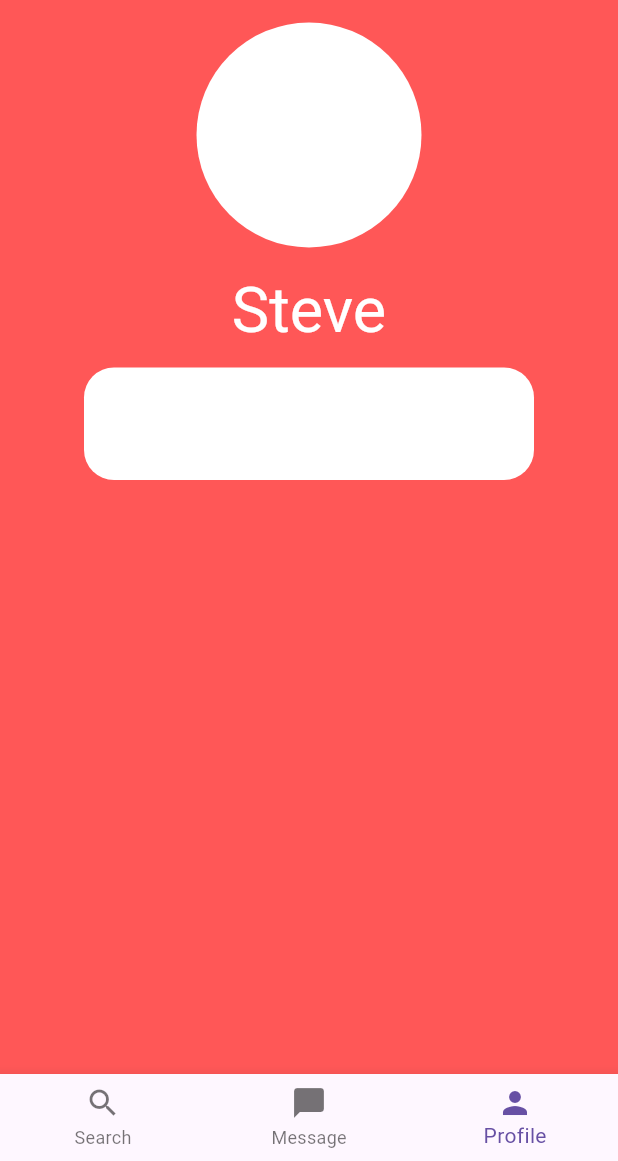
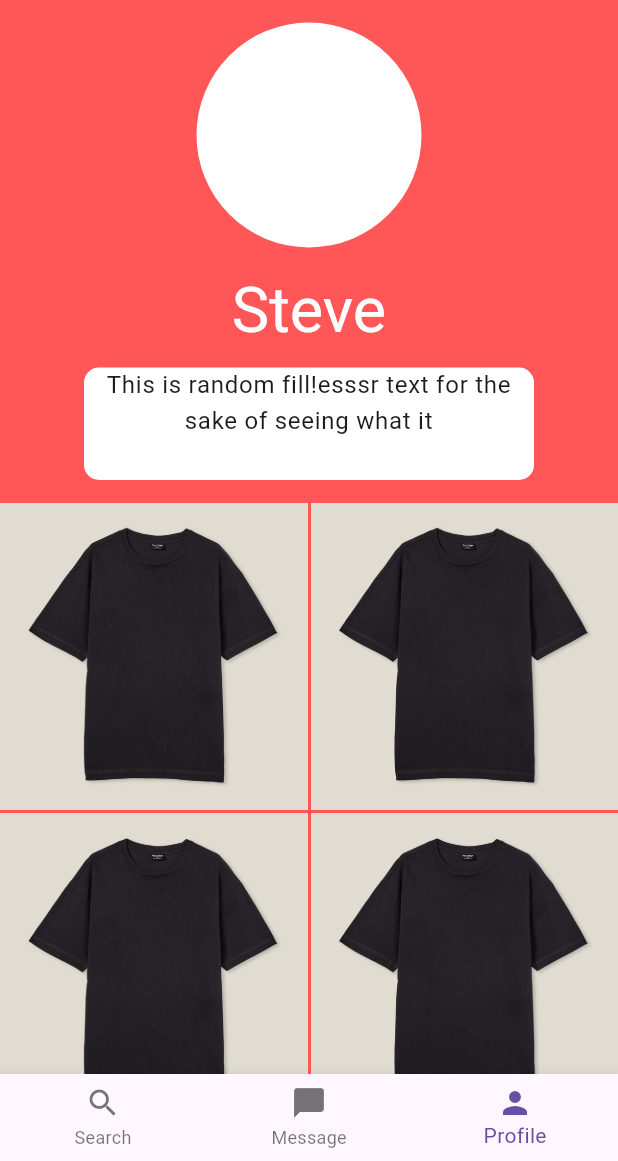
Before and after one commit to Fiversity-1/StyleSwap, a Flutter app: the Profile screen opened by its route, on a phone screen of 412 x 824 dp, the part 75-1236 px from its top. Run offline on Flutter 3.47's test engine with Material 3 defaults, Android fonts, the phone set to English and light mode, and no system bars.

Commit message:
Added Shirt to image and profile is now scrollable

```diff
--- a/lib/pages/profile.dart
+++ b/lib/pages/profile.dart
@@ -11,21 +11,25 @@ class Profile extends StatelessWidget {
   Widget build(BuildContext context) {
     return Scaffold(
       backgroundColor: const Color.fromRGBO(255, 87, 87, 1),
-      bottomNavigationBar: const CustomBottomNavBar(currentIndex: 2,),
+      bottomNavigationBar: const CustomBottomNavBar(
+        currentIndex: 2,
+      ),
       appBar: const PreferredSize(
         preferredSize: Size.fromHeight(50),
         child: CustomTopAppBar(),
       ),
       body: Center(
+        child: SingleChildScrollView(
           child: Column(
+            mainAxisAlignment: MainAxisAlignment.center,
             children: [
               Padding(
                 padding: const EdgeInsets.all(15.0),
                 child: Container(
                   height: 150,
                   width: 180,
-                decoration:
-                    const BoxDecoration(shape: BoxShape.circle, color: Colors.white),
+                  decoration: const BoxDecoration(
+                      shape: BoxShape.circle, color: Colors.white),
                 ),
               ),
               SizedBox(
@@ -45,10 +49,32 @@ class Profile extends StatelessWidget {
                   decoration: BoxDecoration(
                       shape: BoxShape.rectangle,
                       color: Colors.white,
-                    borderRadius: BorderRadius.circular(20)),
+                      borderRadius: BorderRadius.circular(10)),
+                  child: Text(
+                    'This is random fill!esssr text for the sake of seeing what it',
+                    style: Theme.of(context).textTheme.bodyLarge,
+                    textAlign: TextAlign.center,
                   ),
                 ),
+              ),
+              GridView.builder(
+                physics: const NeverScrollableScrollPhysics(),
+                shrinkWrap: true,
+                gridDelegate: const SliverGridDelegateWithFixedCrossAxisCount(
+                  crossAxisCount: 2,
+                  mainAxisSpacing: 2,
+                  crossAxisSpacing: 2,
+                ),
+                itemBuilder: (_, index) => GridTile(
+                  child: Image.asset(
+                    'lib/images/shirt.jpg',
+                    fit: BoxFit.cover,
+                  ),
+                ),
+                itemCount: 10,
+              ),
             ],
+          ),
         ),
       ),
     );
```
Also changed, not shown: lib/images/shirt.jpg (added). Lines whose indentation alone changed are shown as unchanged.
